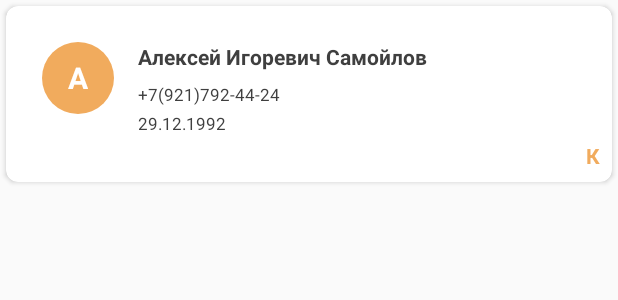
After one commit to TheRzzan/RJD, an Android app: the layout item_card_recycler.xml on its own in the app's theme, with its tools: preview values and no code run, on a phone screen of 412 x 824 dp. The commit adds this screen. Shown: the top 300 px of the screen. Run offline under Robolectric (Android 15) with nearby library versions, the phone set to English and light mode, and no system bars.

Commit message:
Design changes 2.

```diff
--- a/app/src/main/java/com/morozov/rjd/ui/adapters/contacts/ContactsAdapter.kt
+++ b/app/src/main/java/com/morozov/rjd/ui/adapters/contacts/ContactsAdapter.kt
@@ -20,7 +20,7 @@ class ContactsAdapter(private val listener: OnItemClickListener, private val mPr
     override fun onCreateViewHolder(container: ViewGroup, p1: Int): ContactsViewHolder =
         ContactsViewHolder(
             LayoutInflater.from(container.context).inflate(
-                R.layout.item_recycler,
+                R.layout.item_card_recycler,
                 container,
                 false
             )
--- a/app/src/main/java/com/morozov/rjd/ui/adapters/contacts/ContactsViewHolder.kt
+++ b/app/src/main/java/com/morozov/rjd/ui/adapters/contacts/ContactsViewHolder.kt
@@ -4,7 +4,6 @@ import android.annotation.SuppressLint
 import android.graphics.Bitmap
 import android.graphics.BitmapFactory
 import android.graphics.drawable.ColorDrawable
-import android.support.v4.content.ContextCompat
 import android.support.v4.view.ViewCompat
 import android.support.v7.widget.RecyclerView
 import android.view.View
@@ -12,12 +11,10 @@ import com.morozov.rjd.R
 import com.morozov.rjd.mvp.models.ContactModel
 import com.morozov.rjd.ui.adapters.listeners.OnItemClickListener
 import io.reactivex.Observable
-import io.reactivex.Scheduler
 import io.reactivex.android.schedulers.AndroidSchedulers
-import io.reactivex.rxkotlin.Observables
 import io.reactivex.rxkotlin.subscribeBy
 import io.reactivex.schedulers.Schedulers
-import kotlinx.android.synthetic.main.item_recycler.view.*
+import kotlinx.android.synthetic.main.item_card_recycler.view.*
 import java.text.SimpleDateFormat
 
 class ContactsViewHolder(itemView: View): RecyclerView.ViewHolder(itemView) {
@@ -59,25 +56,28 @@ class ContactsViewHolder(itemView: View): RecyclerView.ViewHolder(itemView) {
         if (contactModel.name.isNotEmpty())
             itemView.textLetter.text = contactModel.name[0].toString()
 
-        itemView.editName.hint = contactModel.name
-        itemView.editFamily.hint = contactModel.family
-        itemView.editSurname.hint = contactModel.surname
-        itemView.editPhone.hint = contactModel.phoneNum
+        itemView.textNFS.text = "${contactModel.family} ${contactModel.name} ${contactModel.surname}"
+
+        itemView.textPhoneNumber.text = contactModel.phoneNum
 
         if (contactModel.isFriend) {
-            itemView.linearBirthday.visibility = View.VISIBLE
-            itemView.linearPosition.visibility = View.GONE
-            itemView.linearWorkPhone.visibility = View.GONE
+            itemView.textBirthday.visibility = View.VISIBLE
+            itemView.textPosition.visibility = View.GONE
+            itemView.textWorkPhone.visibility = View.GONE
 
-            val dayMtYrFormat = SimpleDateFormat("dd/MM/yyyy")
-            itemView.editBirthday.hint = dayMtYrFormat.format(contactModel.birthday)
+            itemView.textIsFriend.text = "Д"
+
+            val dayMtYrFormat = SimpleDateFormat("dd.MM.yyyy")
+            itemView.textBirthday.text = dayMtYrFormat.format(contactModel.birthday)
         } else {
-            itemView.linearBirthday.visibility = View.GONE
-            itemView.linearPosition.visibility = View.VISIBLE
-            itemView.linearWorkPhone.visibility = View.VISIBLE
+            itemView.textBirthday.visibility = View.GONE
+            itemView.textPosition.visibility = View.VISIBLE
+            itemView.textWorkPhone.visibility = View.VISIBLE
 
-            itemView.editPosition.hint = contactModel.position
-            itemView.editWorkPhone.hint = contactModel.workPhone
+            itemView.textIsFriend.text = "К"
+
+            itemView.textPosition.text = contactModel.position
+            itemView.textWorkPhone.text = contactModel.workPhone
         }
     }
 }
--- /dev/null
+++ b/app/src/main/res/layout/item_card_recycler.xml
@@ -0,0 +1,101 @@
+<?xml version="1.0" encoding="utf-8"?>
+<RelativeLayout
+        xmlns:android="http://schemas.android.com/apk/res/android"
+        android:layout_width="match_parent"
+        android:layout_height="wrap_content" xmlns:app="http://schemas.android.com/apk/res-auto">
+
+    <android.support.v7.widget.CardView
+            android:layout_margin="4dp"
+            android:elevation="4dp"
+            android:layout_width="match_parent"
+            android:layout_height="wrap_content"
+            app:cardCornerRadius="@dimen/card_corner_radius">
+
+        <RelativeLayout
+                android:layout_width="match_parent"
+                android:layout_height="wrap_content">
+
+            <RelativeLayout
+                    android:id="@+id/cardView"
+                    android:layout_width="wrap_content"
+                    android:layout_height="wrap_content"
+                    android:layout_marginTop="@dimen/activity_long_vertical_margin"
+                    android:layout_marginStart="@dimen/activity_long_horizontal_margin"
+                    android:background="#00000000"
+                    style="@style/Widget.MaterialComponents.CardView">
+
+                <de.hdodenhof.circleimageview.CircleImageView
+                        xmlns:app="http://schemas.android.com/apk/res-auto"
+                        android:id="@+id/imageCard"
+                        style="@style/ContactPhotoStyle"
+                        android:src="@color/colorPrimary"/>
+                <TextView
+                        android:layout_centerInParent="true"
+                        android:text="A"
+                        android:textColor="@android:color/white"
+                        style="@style/TextView.Primary.Header" android:id="@+id/textLetter"/>
+            </RelativeLayout>
+
+            <TextView
+                    android:id="@+id/textNFS"
+                    android:textStyle="bold"
+                    android:text="Алексей Игоревич Самойлов"
+                    android:layout_marginStart="@dimen/activity_horizontal_margin"
+                    android:layout_toEndOf="@+id/cardView"
+                    android:layout_toStartOf="@+id/textIsFriend"
+                    android:layout_alignTop="@+id/cardView"
+                    style="@style/TextView.Secondary"/>
+
+            <LinearLayout
+                    android:id="@+id/linearCardDescr"
+                    android:orientation="vertical"
+                    android:layout_marginTop="@dimen/activity_short_vertical_margin"
+                    android:layout_below="@+id/textNFS"
+                    android:layout_alignStart="@+id/textNFS"
+                    android:layout_alignEnd="@+id/textNFS"
+                    android:layout_width="match_parent"
+                    android:layout_height="wrap_content">
+
+                <TextView
+                        android:id="@+id/textPhoneNumber"
+                        android:layout_marginBottom="@dimen/activity_super_short_vertical_margin"
+                        android:text="+7(921)792-44-24"
+                        android:textSize="@dimen/text_small_secondary_size"
+                        style="@style/TextView.Secondary"/>
+
+                <TextView
+                        android:id="@+id/textBirthday"
+                        android:layout_marginBottom="@dimen/activity_super_short_vertical_margin"
+                        android:text="29.12.1992"
+                        android:textSize="@dimen/text_small_secondary_size"
+                        style="@style/TextView.Secondary"/>
+
+                <TextView
+                        android:id="@+id/textWorkPhone"
+                        android:layout_marginBottom="@dimen/activity_super_short_vertical_margin"
+                        android:visibility="gone"
+                        android:text="+7(921)792-44-24"
+                        android:textSize="@dimen/text_small_secondary_size"
+                        style="@style/TextView.Secondary"/>
+
+                <TextView
+                        android:id="@+id/textPosition"
+                        android:visibility="gone"
+                        android:text="Ген директор"
+                        android:textSize="@dimen/text_small_secondary_size"
+                        style="@style/TextView.Secondary"/>
+            </LinearLayout>
+
+            <TextView
+                    android:id="@+id/textIsFriend"
+                    android:text="К"
+                    android:layout_marginEnd="@dimen/activity_short_horizontal_margin"
+                    android:layout_marginBottom="@dimen/activity_short_vertical_margin"
+                    android:textStyle="bold"
+                    android:textColor="@color/colorPrimary"
+                    android:layout_below="@+id/linearCardDescr"
+                    android:layout_alignParentEnd="true"
+                    style="@style/TextView.Secondary"/>
+        </RelativeLayout>
+    </android.support.v7.widget.CardView>
+</RelativeLayout>
--- a/app/src/main/res/layout/item_recycler.xml
+++ b/app/src/main/res/layout/item_recycler.xml
@@ -4,8 +4,6 @@
         xmlns:android="http://schemas.android.com/apk/res/android"
         xmlns:tools="http://schemas.android.com/tools" android:layout_width="match_parent"
         android:layout_height="wrap_content" xmlns:app="http://schemas.android.com/apk/res-auto"
-        android:paddingStart="@dimen/activity_horizontal_margin"
-        android:paddingEnd="@dimen/activity_horizontal_margin"
         android:layout_marginBottom="@dimen/activity_vertical_margin">
 
     <RelativeLayout
--- a/app/src/main/res/values/dimens.xml
+++ b/app/src/main/res/values/dimens.xml
@@ -6,6 +6,9 @@
 
     <dimen name="activity_short_horizontal_margin">8dp</dimen>
     <dimen name="activity_short_vertical_margin">8dp</dimen>
+
+    <dimen name="activity_super_short_horizontal_margin">4dp</dimen>
+    <dimen name="activity_super_short_vertical_margin">4dp</dimen>
 
     <dimen name="activity_long_horizontal_margin">24dp</dimen>
     <dimen name="activity_long_vertical_margin">24dp</dimen>
@@ -23,9 +26,9 @@
     <dimen name="small_icon_size">24dp</dimen>
 
     <!-- Image -->
-    <dimen name="contact_photo_size">96dp</dimen>
-    <dimen name="contact_photo_big_size">160dp</dimen>
+    <dimen name="contact_photo_size">48dp</dimen>
+    <dimen name="contact_photo_big_size">128dp</dimen>
 
     <!-- Card View -->
-    <dimen name="card_corner_radius">1dp</dimen>
+    <dimen name="card_corner_radius">8dp</dimen>
 </resources>
```
